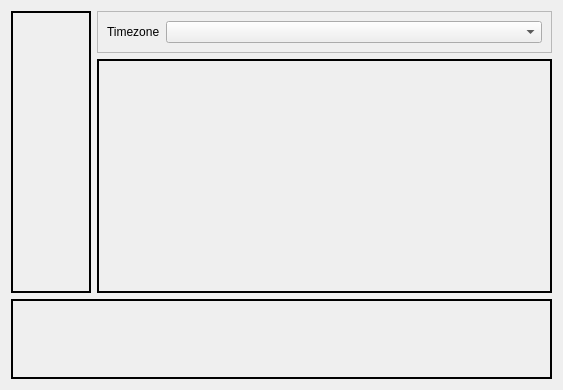
First picture: the form in src/resources/main.ui, repository open-AIMS/reefscan_desktop_data_manager, before the edit.
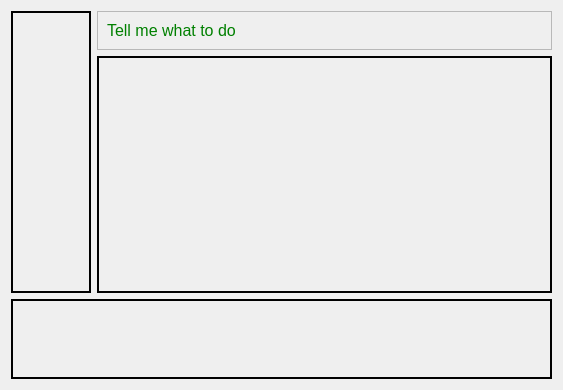
Second picture: the form after the edit.

Diff of the .ui file:
```diff
--- a/src/resources/main.ui
+++ b/src/resources/main.ui
@@ -76,25 +76,17 @@
      </property>
      <layout class="QGridLayout" name="gridLayout_5">
       <item row="0" column="0">
-       <widget class="QLabel" name="label">
-        <property name="sizePolicy">
-         <sizepolicy hsizetype="Preferred" vsizetype="Fixed">
-          <horstretch>0</horstretch>
-          <verstretch>0</verstretch>
-         </sizepolicy>
+       <widget class="QLabel" name="hint_label">
+        <property name="font">
+         <font>
+          <pointsize>12</pointsize>
+         </font>
+        </property>
+        <property name="styleSheet">
+         <string notr="true">color:Green</string>
         </property>
         <property name="text">
-         <string>Timezone</string>
-        </property>
-       </widget>
-      </item>
-      <item row="0" column="1">
-       <widget class="QComboBox" name="timezoneComboBox">
-        <property name="sizePolicy">
-         <sizepolicy hsizetype="Expanding" vsizetype="Fixed">
-          <horstretch>0</horstretch>
-          <verstretch>0</verstretch>
-         </sizepolicy>
+         <string>Tell me what to do</string>
         </property>
        </widget>
       </item>
```
